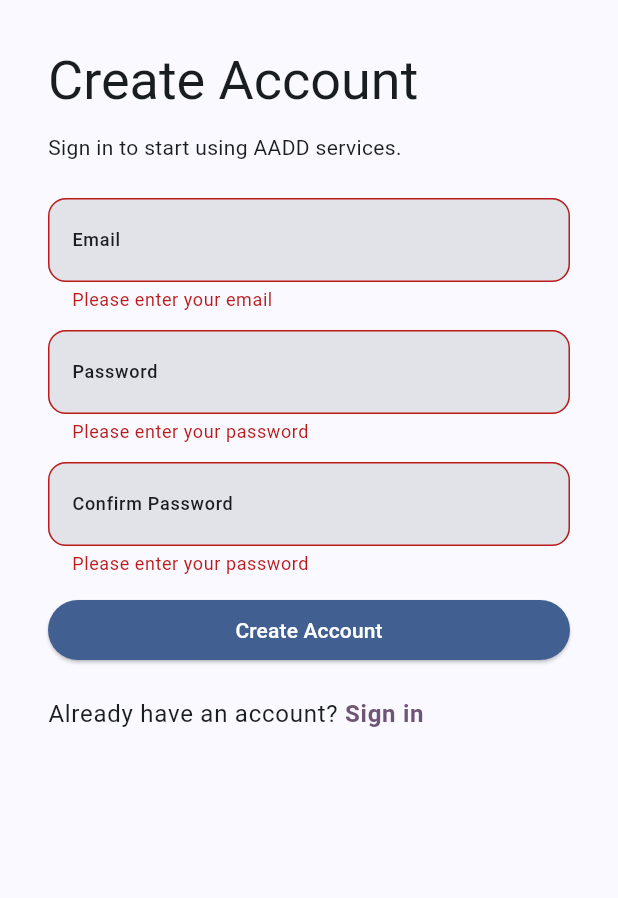
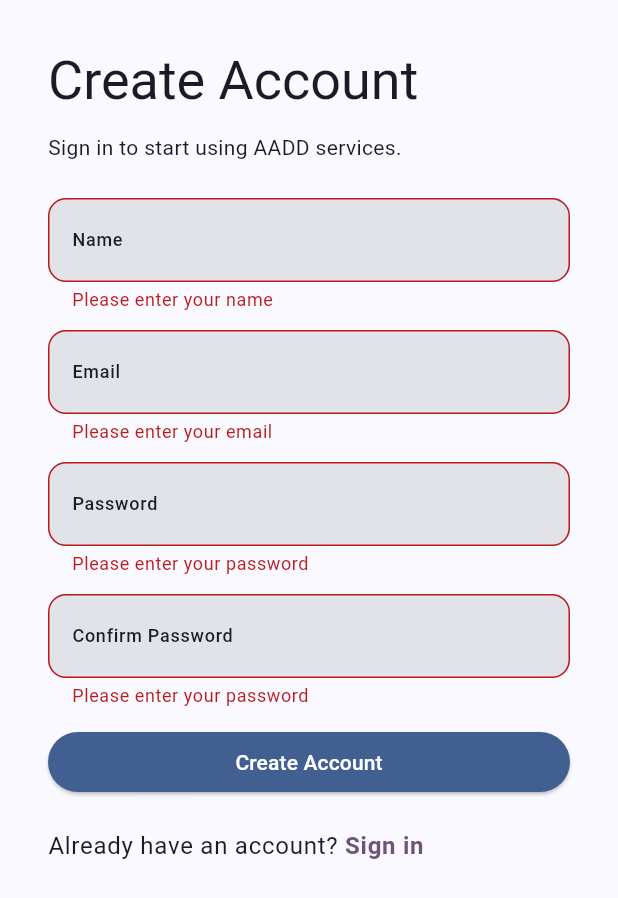
Before and after one commit to jhend13/app_rider, a Flutter app: the RegistrationPage screen opened directly, after a tap on "Create Account", on a phone screen of 412 x 824 dp. Shown: the top 898 px of the screen. Run offline on Flutter 3.47's test engine with Material 3 defaults, Android fonts, the phone set to English and light mode, and no system bars; our stand-ins replace firebase_auth, firebase_core, geolocator; missing offline and left inert: mapbox_maps_flutter; accounts and stored records are empty; statements that could not run were skipped.

Commit message:
added http; added rest_api service; added name field to user

```diff
--- a/app_rider/lib/config/constants.dart
+++ b/app_rider/lib/config/constants.dart
@@ -1 +1,2 @@
 const String appName = 'AADD';
+const String urlRestApiCreateUser = 'http://localhost:8000/users/create';
--- a/app_rider/lib/main.dart
+++ b/app_rider/lib/main.dart
@@ -8,7 +8,7 @@ import 'package:app_rider/services/auth.dart';
 import 'package:app_rider/router/auth_guard.dart';
 import 'package:app_rider/models/user.dart';
 
-//final providers = [EmailAuthProvider()];
+// navigatorKey used in AuthGuard
 final GlobalKey<NavigatorState> navigatorKey = GlobalKey<NavigatorState>();
 
 Future<void> main() async {
--- a/app_rider/lib/models/user.dart
+++ b/app_rider/lib/models/user.dart
@@ -2,15 +2,42 @@ import 'package:firebase_auth/firebase_auth.dart' as fb;
 import 'package:flutter/material.dart';
 
 class User extends ChangeNotifier {
+  int? _id;
+  String? _name;
+
+  int? get id => _id;
+  String? get name => _name;
+
   String? uid;
   String? username;
   String? email;
   bool isVerified = false;
 
-  User() {}
+  // provided by our rest api server
+  //static const List<String> _syncedAttrs = ['id', 'name'];
+
+  User();
+
   User.fromFirebaseUser(fb.User fbUser)
       : uid = fbUser.uid,
         username = fbUser.displayName,
         email = fbUser.email,
         isVerified = fbUser.emailVerified {}
+
+  set name(String? val) {
+    _name = val;
+  }
+
+  set id(int? val) {
+    _id = val;
+  }
+
+  // will take the additional user data from the rest server
+  // and import it into the user model
+  void syncFromJSON(Map<String, dynamic> json) {
+    if (json.isNotEmpty) {
+      id = json['id'];
+      name = json['name'];
+    }
+  }
 }
--- a/app_rider/lib/services/auth.dart
+++ b/app_rider/lib/services/auth.dart
@@ -1,4 +1,3 @@
-import 'package:flutter/material.dart';
 import 'package:firebase_auth/firebase_auth.dart';
 import 'package:app_rider/models/user.dart' as user_model;
 
--- a/app_rider/lib/ui/pages/home_page.dart
+++ b/app_rider/lib/ui/pages/home_page.dart
@@ -1,7 +1,5 @@
 import 'package:flutter/material.dart';
-import 'package:app_rider/config/constants.dart' as constants;
 import 'package:app_rider/ui/widgets/full_map.dart';
-
 import 'package:firebase_auth/firebase_auth.dart' as fb;
 import 'package:provider/provider.dart';
 import 'package:app_rider/models/user.dart';
@@ -31,7 +29,11 @@ class _HomePageState extends State<HomePage> {
           children: [
             Consumer<User>(builder: (_, user, __) {
               String? email = user.email;
-              return Text('Welcome $email');
+              String? name = user.name;
+              return Column(
+                children: [Text('Welcome $name'), Text('$email')],
+              );
+              ;
             }),
             ElevatedButton(
                 style: ElevatedButton.styleFrom(
--- a/app_rider/lib/ui/pages/registration.dart
+++ b/app_rider/lib/ui/pages/registration.dart
@@ -2,6 +2,10 @@ import 'package:app_rider/ui/pages/sign_in.dart';
 import 'package:flutter/gestures.dart';
 import 'package:flutter/material.dart';
 import 'package:app_rider/services/auth.dart';
+import 'package:app_rider/services/rest_api.dart';
+import 'package:firebase_auth/firebase_auth.dart' as fb;
+import 'package:app_rider/models/user.dart';
+import 'package:provider/provider.dart';
 
 class RegistrationPage extends StatefulWidget {
   const RegistrationPage({super.key});
@@ -13,6 +17,7 @@ class RegistrationPage extends StatefulWidget {
 class _RegistrationPageState extends State<RegistrationPage> {
   final _formKey = GlobalKey<FormState>();
 
+  final TextEditingController _name = TextEditingController();
   final TextEditingController _email = TextEditingController();
   final TextEditingController _password = TextEditingController();
   final TextEditingController _confirmPassword = TextEditingController();
@@ -50,6 +55,31 @@ class _RegistrationPageState extends State<RegistrationPage> {
                         padding: EdgeInsetsDirectional.fromSTEB(0, 12, 0, 24),
                         child: Text('Sign in to start using AADD services.'),
                       ),
+                      TextFormField(
+                        keyboardType: TextInputType.name,
+                        //autofocus: true,
+                        autofillHints: [AutofillHints.name],
+                        decoration: InputDecoration(
+                            filled: true,
+                            label: Text('Name'),
+                            labelStyle: theme.textTheme.labelMedium,
+                            border: OutlineInputBorder(
+                              borderSide: BorderSide(
+                                color: theme.colorScheme.surface,
+                                width: 2,
+                              ),
+                              borderRadius: BorderRadius.circular(12),
+                            )),
+                        controller: _name,
+                        validator: (value) {
+                          if (value == null || value.isEmpty) {
+                            return 'Please enter your name';
+                          }
+                          return null;
+                        },
+                        //style: TextStyle(color: theme.colorScheme.onPrimary),
+                      ),
+                      SizedBox(width: 0, height: 12),
                       TextFormField(
                         keyboardType: TextInputType.emailAddress,
                         //autofocus: true,
@@ -140,10 +170,29 @@ class _RegistrationPageState extends State<RegistrationPage> {
                                 setState(() {
                                   requestWaiting = true;
                                 });
+
+                                // register user with Firebase
                                 AuthResult result = await AuthService
                                     .createUserWithEmailAndPassword(
                                         _email.text, _password.text);
-                                if (!result.isSuccess) {
+
+                                if (result.isSuccess) {
+                                  // get user instance
+                                  User user = context.read<User>();
+
+                                  //request our rest api to register user
+                                  // with newly created firebase UID
+                                  await RestApiService.createAndSyncUser(
+                                          user, _name.text)
+                                      .then((User user) {
+                                    // success!;
+                                  }).catchError((error) {
+                                    // failed to create profile with external api server
+                                    // delete the created firebase account
+                                    fb.FirebaseAuth.instance.currentUser
+                                        ?.delete();
+                                  });
+                                } else {
                                   ScaffoldMessenger.of(context).showSnackBar(
                                     SnackBar(
                                       content: Text(
--- a/app_rider/pubspec.yaml
+++ b/app_rider/pubspec.yaml
@@ -41,6 +41,7 @@ dependencies:
   firebase_auth: ^5.3.1
   firebase_ui_auth: ^1.16.0
   firebase_core: ^3.6.0
+  http: ^1.2.2
 
 dev_dependencies:
   flutter_test:
```
Also changed, not shown: app_rider/lib/services/rest_api.dart (added, +32 -0 lines), app_rider/pubspec.lock, 1 other file.
